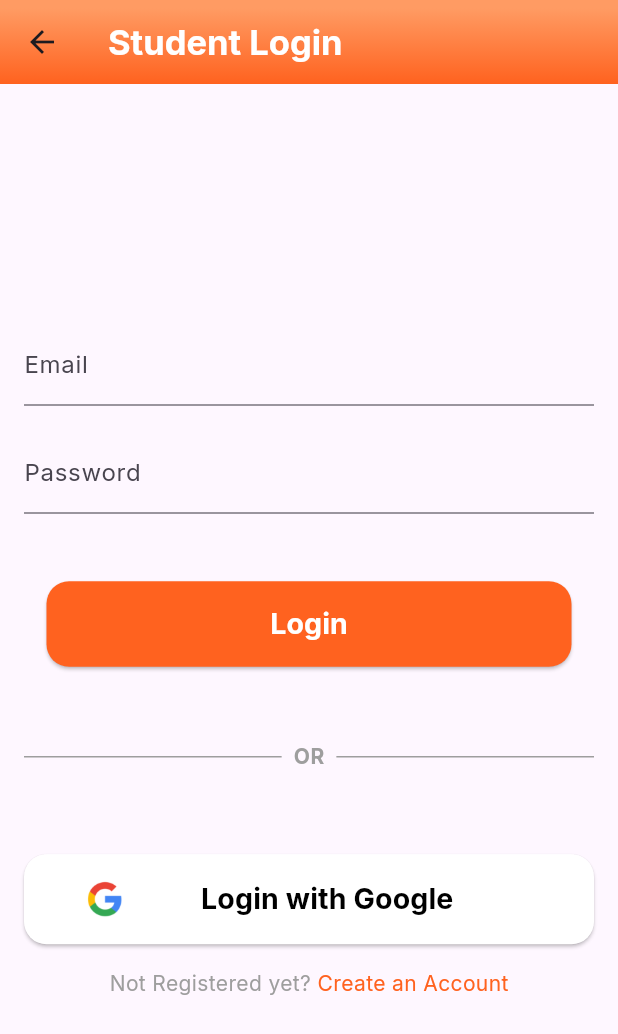
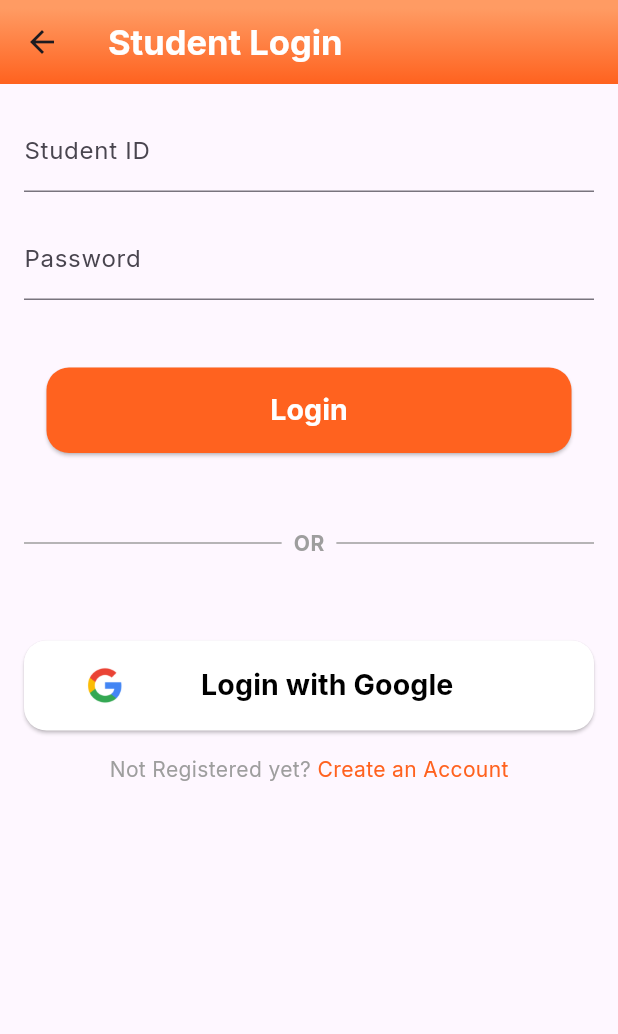
Before and after one commit to SauravHaldar04/Tech-a-thon-Cyber-Neekz, a Flutter app: the StudentSignupPage screen opened directly, on a phone screen of 412 x 824 dp. Shown: the top 1034 px of the screen. Run offline on Flutter 3.47's test engine with Material 3 defaults, Android fonts, the phone set to English and light mode, and no system bars.

Commit message:
Adding Signup login routes

```diff
--- a/lib/main.dart
+++ b/lib/main.dart
@@ -20,7 +20,7 @@
         fontFamily: 'Inter',
         primarySwatch: Colors.blue,
       ),
-      home: const StudentSignupPage2(),
+      home: const UserTypeSelectionPage(),
     );
   }
 }
--- a/lib/screens/student_signup.dart
+++ b/lib/screens/student_signup.dart
@@ -1,5 +1,6 @@
 import 'package:flutter/material.dart';
 import 'package:techathon/global/globalvariables.dart';
+import 'package:techathon/screens/student_signup_2.dart';
 
 class StudentSignupPage extends StatelessWidget {
   const StudentSignupPage({super.key});
@@ -8,21 +9,30 @@ class StudentSignupPage extends StatelessWidget {
   Widget build(BuildContext context) {
     return Scaffold(
       appBar: AppBar(
-        title: const Text('Student Login',style: TextStyle(color: Colors.white, fontSize: 23, fontWeight: FontWeight.bold),),
+        title: const Text(
+          'Student Login',
+          style: TextStyle(
+              color: Colors.white, fontSize: 23, fontWeight: FontWeight.bold),
+        ),
         flexibleSpace: Container(
-          decoration: const BoxDecoration(
-            gradient:GlobalVariables.primaryGradient
-          ),
+          decoration:
+              const BoxDecoration(gradient: GlobalVariables.primaryGradient),
         ),
       ),
       body: Padding(
         padding: const EdgeInsets.all(16.0),
+        child: SingleChildScrollView(
           child: Column(
             mainAxisAlignment: MainAxisAlignment.center,
             children: [
               const TextField(
                 decoration: InputDecoration(
-                labelText: 'Email',
+                  labelText: 'Student ID',
+                  floatingLabelStyle: TextStyle(color: Colors.orange),
+                  focusColor: Colors.orange,
+                  focusedBorder: UnderlineInputBorder(
+                    borderSide: BorderSide(color: Colors.orange),
+                  ),
                 ),
               ),
               const SizedBox(height: 16.0),
@@ -30,6 +40,11 @@ class StudentSignupPage extends StatelessWidget {
                 obscureText: true,
                 decoration: InputDecoration(
                   labelText: 'Password',
+                  floatingLabelStyle: TextStyle(color: Colors.orange),
+                  focusColor: Colors.orange,
+                  focusedBorder: UnderlineInputBorder(
+                    borderSide: BorderSide(color: Colors.orange),
+                  ),
                 ),
               ),
               const SizedBox(height: 45.0),
@@ -46,9 +61,13 @@ class StudentSignupPage extends StatelessWidget {
                 ),
                 child: const Padding(
                   padding: EdgeInsets.all(15.0),
-                child: Text('Login',style: TextStyle(color: Colors.white,
+                  child: Text(
+                    'Login',
+                    style: TextStyle(
+                        color: Colors.white,
                         fontSize: 19,
-                fontWeight: FontWeight.w700),),
+                        fontWeight: FontWeight.w700),
+                  ),
                 ),
               ),
               const SizedBox(height: 45.0),
@@ -83,36 +102,34 @@ class StudentSignupPage extends StatelessWidget {
                 onPressed: () {
                   // Perform student login with Google logic here
                 },
-
                 style: ElevatedButton.styleFrom(
-
                   backgroundColor: Colors.white,
                   shape: RoundedRectangleBorder(
                     borderRadius: BorderRadius.circular(15.0),
                   ),
                   minimumSize: const Size(350.0, 45.0),
                 ),
-              child:  Padding(
-                padding: EdgeInsets.all(15.0),
+                child: Padding(
+                  padding: const EdgeInsets.all(15.0),
                   child: Row(
-
                     children: [
                       Container(
                           height: 30,
                           width: 30,
                           decoration: const BoxDecoration(
-                        image:   DecorationImage(image: AssetImage('assets/images/Google.png'), fit: BoxFit.cover) ,
-                      )
-
+                            image: DecorationImage(
+                                image: AssetImage('assets/images/Google.png'),
+                                fit: BoxFit.cover),
+                          )),
+                      const SizedBox(
+                        width: 49,
                       ),
-                    SizedBox(width: 49,),
                       const Text(
                         'Login with Google',
                         style: TextStyle(
                             color: Colors.black,
                             fontWeight: FontWeight.w700,
-                        fontSize: 19
-                      ),
+                            fontSize: 19),
                       ),
                     ],
                   ),
@@ -122,7 +139,7 @@ class StudentSignupPage extends StatelessWidget {
               Row(
                 mainAxisAlignment: MainAxisAlignment.center,
                 children: [
-                Text(
+                  const Text(
                     'Not Registered yet? ',
                     style: TextStyle(
                       color: Colors.grey,
@@ -130,12 +147,12 @@ class StudentSignupPage extends StatelessWidget {
                   ),
                   GestureDetector(
                     onTap: () {
-                    // Perform navigation logic here
+                      Navigator.of(context).push(MaterialPageRoute(
+                          builder: (_) => StudentSignupPage2()));
                     },
                     child: const Text(
                       'Create an Account',
                       style: TextStyle(
-
                         color: const Color.fromRGBO(255, 98, 31, 1),
                       ),
                     ),
@@ -145,6 +162,7 @@ class StudentSignupPage extends StatelessWidget {
             ],
           ),
         ),
+      ),
     );
   }
 }
```
Also changed, not shown: lib/screens/student_signup_2.dart (+16 -5 lines). Lines whose indentation alone changed are shown as unchanged.
